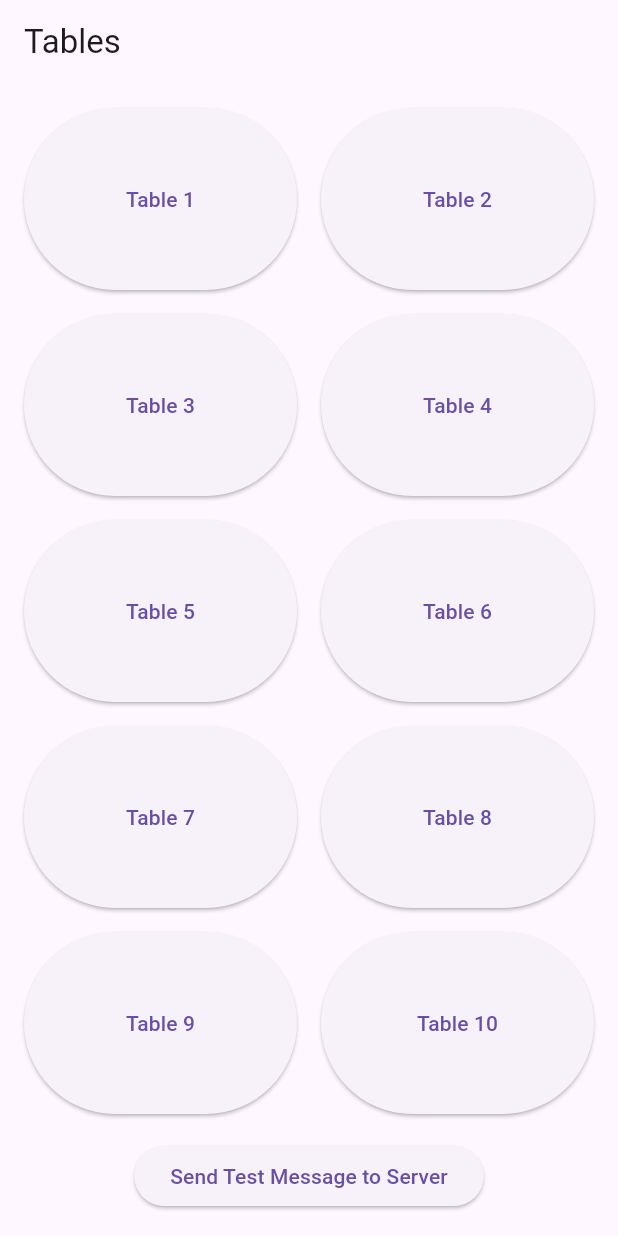
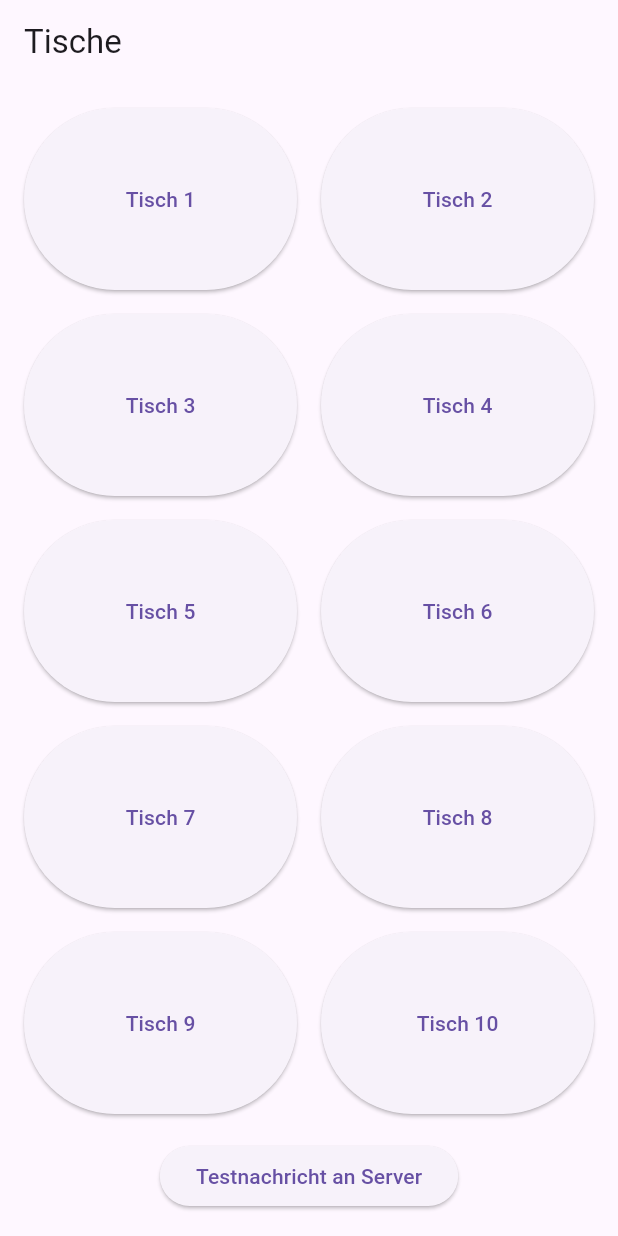
Before and after one commit to Parunoza/catering, a Flutter app: the screen it shows after launch, on a phone screen of 412 x 824 dp. Run offline on Flutter 3.47's test engine with Material 3 defaults, Android fonts, the light colour scheme and no system bars.

Commit message:
Ordner Struktur überarbeitet

```diff
--- /dev/null
+++ b/catering_bestellsystem/lib/config.dart
@@ -0,0 +1,5 @@
+/// Central configuration for API endpoints and other constants.
+class AppConfig {
+  // Use 10.0.2.2 for emulator, local IP for real devices
+  static const String serverUrl = 'http://10.0.2.2:8000';
+}
--- a/catering_bestellsystem/lib/main.dart
+++ b/catering_bestellsystem/lib/main.dart
@@ -1,12 +1,10 @@
-import 'dart:convert';
 import 'package:flutter/material.dart';
-import 'package:http/http.dart' as http;
+import 'screens/table_overview.dart';
 
 void main() {
   runApp(MyApp());
 }
 
-/// Root widget for the application.
 class MyApp extends StatelessWidget {
   @override
   Widget build(BuildContext context) {
@@ -17,111 +15,3 @@ class MyApp extends StatelessWidget {
     );
   }
 }
-
-/// Overview screen displaying all tables in a grid.
-class TableOverviewScreen extends StatelessWidget {
-  final int numberOfTables =
-      10; // Number of tables, can be made configurable later
-
-  /// Sends a test message to the backend server from the overview screen.
-  Future<void> sendTestMessage() async {
-    final url = Uri.parse('http://10.0.1.3:8000/message'); // Local server IP
-    try {
-      final response = await http.post(
-        url,
-        headers: {'Content-Type': 'application/json'},
-        body: json.encode({'text': 'Test von Uebersicht'}),
-      );
-      print('Server response: ${response.body}');
-    } catch (e) {
-      print('Error sending message: $e');
-    }
-  }
-
-  @override
-  Widget build(BuildContext context) {
-    return Scaffold(
-      appBar: AppBar(title: Text('Tables')),
-      body: Column(
-        children: [
-          Expanded(
-            child: GridView.builder(
-              padding: EdgeInsets.all(16),
-              gridDelegate: SliverGridDelegateWithFixedCrossAxisCount(
-                crossAxisCount: 2,
-                childAspectRatio: 1.5,
-                mainAxisSpacing: 16,
-                crossAxisSpacing: 16,
-              ),
-              itemCount: numberOfTables,
-              itemBuilder: (context, index) {
-                return ElevatedButton(
-                  onPressed: () {
-                    Navigator.push(
-                      context,
-                      MaterialPageRoute(
-                        builder: (context) =>
-                            OrderScreen(tableNumber: index + 1),
-                      ),
-                    );
-                  },
-                  child: Text('Table ${index + 1}'),
-                );
-              },
-            ),
-          ),
-          // Button to test server communication
-          Padding(
-            padding: const EdgeInsets.all(16.0),
-            child: ElevatedButton(
-              onPressed: sendTestMessage,
-              child: Text('Send Test Message to Server'),
-            ),
-          ),
-        ],
-      ),
-    );
-  }
-}
-
-/// Screen shown when a table is selected, where orders will be placed.
-class OrderScreen extends StatelessWidget {
-  final int tableNumber;
-
-  OrderScreen({required this.tableNumber});
-
-  /// Sends a test message to the backend server from a specific table.
-  Future<void> sendTestMessage() async {
-    final url = Uri.parse('http://10.0.1.3:8000/message');
-    try {
-      final response = await http.post(
-        url,
-        headers: {'Content-Type': 'application/json'},
-        body: json.encode({'text': 'Test from Table $tableNumber'}),
-      );
-      print('Server response: ${response.body}');
-    } catch (e) {
-      print('Error sending message: $e');
-    }
-  }
-
-  @override
-  Widget build(BuildContext context) {
-    return Scaffold(
-      appBar: AppBar(title: Text('Order - Table $tableNumber')),
-      body: Center(
-        child: Column(
-          mainAxisAlignment: MainAxisAlignment.center,
-          children: [
-            Text('Ordering interface for food / drinks will be here.'),
-            SizedBox(height: 20),
-            ElevatedButton(
-              onPressed: sendTestMessage,
-              child: Text('Send Test Message to Server'),
-            ),
-          ],
-        ),
-      ),
-    );
-  }
-}
--- /dev/null
+++ b/catering_bestellsystem/lib/screens/order_screen.dart
@@ -0,0 +1,29 @@
+import 'package:flutter/material.dart';
+import '../services/api_service.dart';
+
+class OrderScreen extends StatelessWidget {
+  final int tableNumber;
+
+  OrderScreen({required this.tableNumber});
+
+  @override
+  Widget build(BuildContext context) {
+    return Scaffold(
+      appBar: AppBar(title: Text('Bestellung - Tisch $tableNumber')),
+      body: Center(
+        child: Column(
+          mainAxisAlignment: MainAxisAlignment.center,
+          children: [
+            Text('Hier kommt die Bestelloberfläche (Essen / Trinken)'),
+            SizedBox(height: 20),
+            ElevatedButton(
+              onPressed: () =>
+                  ApiService.sendTestMessage('Test von Tisch $tableNumber'),
+              child: Text('Test-Nachricht an Server'),
+            ),
+          ],
+        ),
+      ),
+    );
+  }
+}
--- /dev/null
+++ b/catering_bestellsystem/lib/screens/table_overview.dart
@@ -0,0 +1,51 @@
+import 'package:flutter/material.dart';
+import 'order_screen.dart';
+import '../services/api_service.dart';
+
+class TableOverviewScreen extends StatelessWidget {
+  final int numberOfTables = 10;
+
+  @override
+  Widget build(BuildContext context) {
+    return Scaffold(
+      appBar: AppBar(title: Text('Tische')),
+      body: Column(
+        children: [
+          Expanded(
+            child: GridView.builder(
+              padding: EdgeInsets.all(16),
+              gridDelegate: SliverGridDelegateWithFixedCrossAxisCount(
+                crossAxisCount: 2,
+                childAspectRatio: 1.5,
+                mainAxisSpacing: 16,
+                crossAxisSpacing: 16,
+              ),
+              itemCount: numberOfTables,
+              itemBuilder: (context, index) {
+                return ElevatedButton(
+                  onPressed: () {
+                    Navigator.push(
+                      context,
+                      MaterialPageRoute(
+                        builder: (context) =>
+                            OrderScreen(tableNumber: index + 1),
+                      ),
+                    );
+                  },
+                  child: Text('Tisch ${index + 1}'),
+                );
+              },
+            ),
+          ),
+          Padding(
+            padding: const EdgeInsets.all(16.0),
+            child: ElevatedButton(
+              onPressed: () => ApiService.sendTestMessage('Test von Übersicht'),
+              child: Text('Testnachricht an Server'),
+            ),
+          ),
+        ],
+      ),
+    );
+  }
+}
```
Also changed, not shown: catering_bestellsystem/lib/services/api_service.dart (added, +19 -0 lines), catering_bestellsystem/lib/models/message.dart (added), 2 other files.
